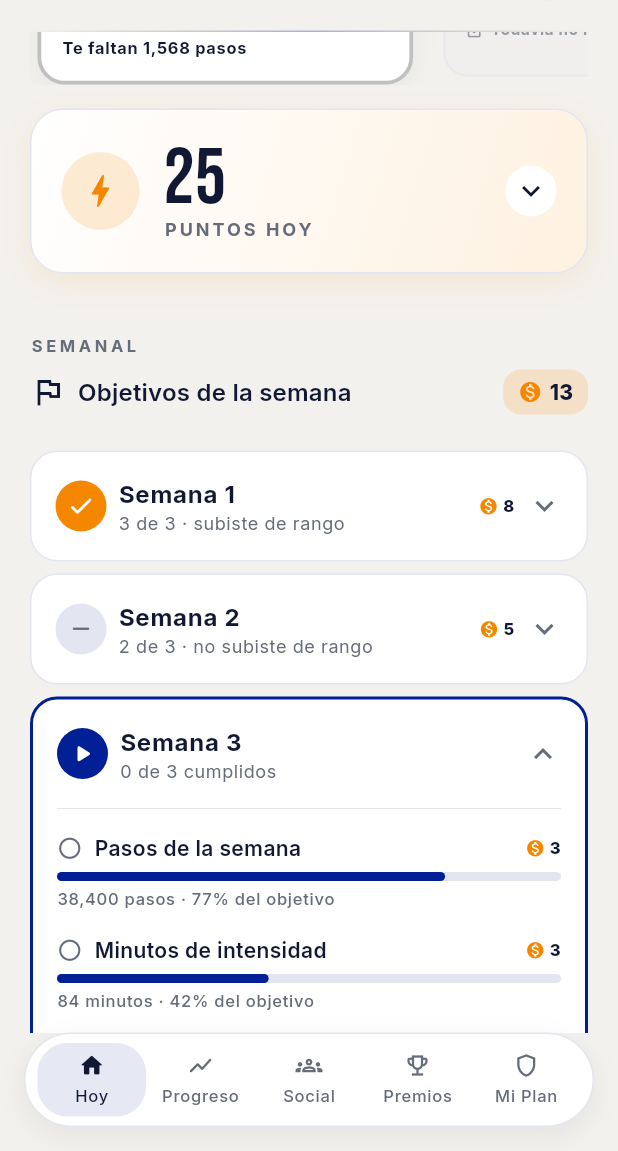
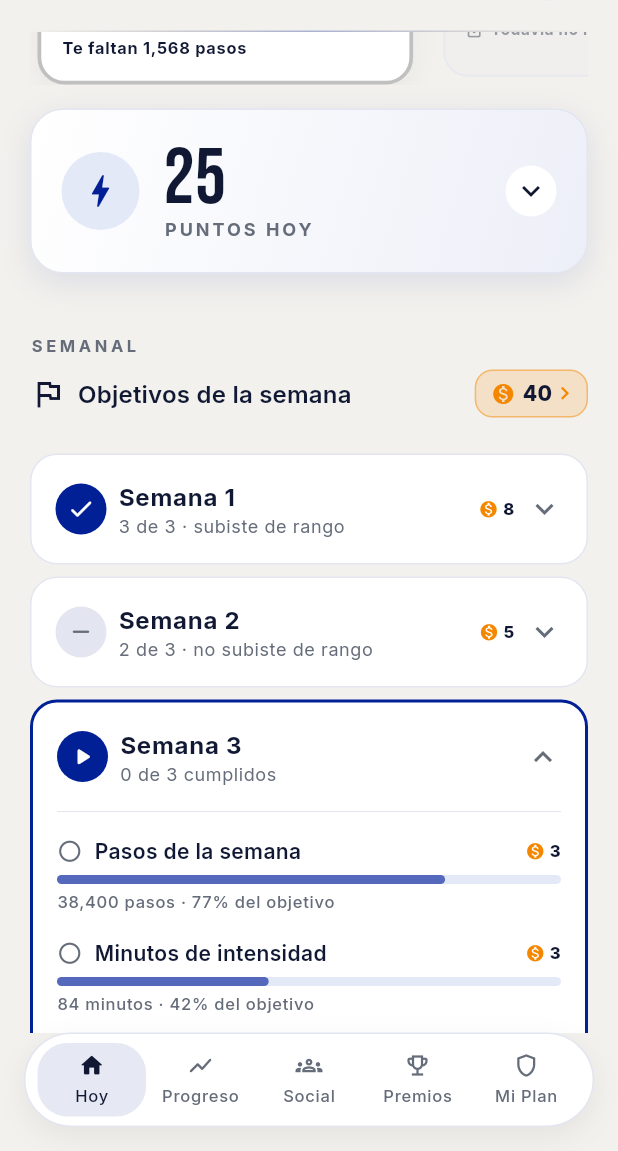
Before and after one commit to avoleon15/mas-vida, a Flutter app: the screen it shows after launch, scrolled down 576 dp, on a phone screen of 412 x 824 dp, the part 85-1236 px from its top. Run offline on Flutter 3.47's test engine with Material 3 defaults, Android fonts, the phone set to English and light mode, and no system bars; drawn by our look-alikes of getwidget; our stand-ins replace fl_chart, google_fonts, share_plus, shared_preferences; missing offline and left inert: shadcn_ui.

Commit message:
Pasar toda la app a la escala de azules y dejar el naranja solo para detalles
Habia una mezcla: Home arriba en naranja y abajo en azul, y la seleccion
marcada de un color distinto en cada pantalla.

Agregue cinco tonos del mismo azul #012096 en theme.dart. Lo que cambia
entre uno y otro es la luminosidad, nunca el matiz, y cuanto mas grande la
superficie mas palido el tono.

Pasaron a azul el saludo, los puntos de hoy, las etapas, los objetivos, las
barras, la racha, la liga, el duelo, el filtro de Premios y el fondo del
demo.

El naranja queda en cuatro cosas: las monedas, la llama de la racha, las
alertas reales y el check de etapa completada.

Botones nuevos con relieve, con las tres capas y los tiempos del CSS que
me pasaron. Y en Home el saludo va en cursiva con el nombre derecho y mas
pesado.

```diff
--- a/DEMO/vida_demo/lib/demo_anillo.dart
+++ b/DEMO/vida_demo/lib/demo_anillo.dart
@@ -39,7 +39,7 @@ class DemoAnilloApp extends StatelessWidget {
   Widget build(BuildContext context) {
     return MaterialApp(
       debugShowCheckedModeBanner: false,
-      theme: AppTheme.darkTheme,
+      theme: AppTheme.temaClaro,
       home: Scaffold(
         backgroundColor: AppColors.background,
         body: SafeArea(
--- a/DEMO/vida_demo/lib/main.dart
+++ b/DEMO/vida_demo/lib/main.dart
@@ -5,6 +5,7 @@ import 'screens/canje_exitoso_screen.dart';
 import 'screens/home_screen.dart';
 import 'screens/mi_plan_screen.dart';
 import 'screens/premio_detalle_screen.dart';
+import 'screens/perfil_screen.dart';
 import 'screens/premios_screen.dart';
 import 'screens/progress_screen.dart';
 import 'screens/records_screen.dart';
@@ -33,7 +34,7 @@ class MyApp extends StatelessWidget {
     return MaterialApp(
       title: '+Vida',
       debugShowCheckedModeBanner: false,
-      theme: AppTheme.darkTheme,
+      theme: AppTheme.temaClaro,
       initialRoute: '/home',
       // Rutas nombradas: BottomNavBar navega por nombre de ruta.
       // '/premio-detalle' y '/canje-exitoso' reciben los datos del
@@ -43,6 +44,7 @@ class MyApp extends StatelessWidget {
         '/home': (context) => const HomeScreen(),
         '/progress': (context) => const ProgressScreen(),
         '/records': (context) => const RecordsScreen(),
+        '/perfil': (context) => const PerfilScreen(),
         '/social': (context) => const SocialScreen(),
         '/premios': (context) => const PremiosScreen(),
         '/mi-plan': (context) => const MiPlanScreen(),
--- a/DEMO/vida_demo/lib/screens/home_screen.dart
+++ b/DEMO/vida_demo/lib/screens/home_screen.dart
@@ -10,6 +10,8 @@ import '../widgets/boton_principal.dart';
 import '../widgets/bottom_nav_bar.dart';
 import '../widgets/desglose_puntos_hoy.dart';
 import '../widgets/escalera_cashback.dart';
+import '../widgets/chip_monedas.dart';
+import '../widgets/hoja_monedas.dart';
 import '../widgets/panel_objetivo_semana.dart';
 import '../widgets/progress_ring.dart';
 import '../widgets/semanas_objetivos.dart';
@@ -216,22 +218,29 @@ class HomeScreen extends StatelessWidget {
     return Text.rich(
       TextSpan(
         children: [
-          // El saludo es el envoltorio: peso liviano y gris secundario.
+          // El saludo es el envoltorio: cursiva, peso liviano y gris. La
+          // cursiva le da tono de dedicatoria escrita a mano y separa el
+          // envoltorio del nombre sin usar tamaño.
           TextSpan(
             text: '${_saludoSegunHora()}, ',
             style: base?.copyWith(
               color: AppColors.textSecondary,
               fontWeight: FontWeight.w400,
+              fontStyle: FontStyle.italic,
               letterSpacing: AppTheme.trackingPara(24),
             ),
           ),
-          // El nombre es lo que hace que se sienta personalizado.
+          // El nombre es lo que hace que se sienta personalizado: va
+          // derecho, más oscuro y más pesado. Derecho contra cursiva ya
+          // es un contraste fuerte, así que no necesita ser más grande.
           TextSpan(
             text: nombreUsuario,
             style: base?.copyWith(
               color: AppColors.textPrimary,
-              fontWeight: FontWeight.w700,
-              letterSpacing: AppTheme.trackingPara(24),
+              fontWeight: FontWeight.w800,
+              // Un pelo más de aire entre letras: el nombre propio tiene
+              // que poder leerse letra por letra sin dudar.
+              letterSpacing: AppTheme.trackingPara(24) + 0.3,
               shadows: sombra,
             ),
           ),
@@ -468,7 +477,10 @@ class HomeScreen extends StatelessWidget {
           // El saldo de MONEDAS vive acá arriba, no en una tarjeta aparte
           // al final: es el marcador de toda la sección y sube cada vez
           // que se completa un objetivo.
-          accion: _SaldoMonedasChip(monedas: semana.monedasGanadas),
+          // El SALDO, no lo ganado este mes: es el mismo número que se ve
+          // en Premios. Para el usuario es una sola billetera, y ver 40
+          // en una pantalla y 3 en otra se lee como un error de la app.
+          accion: _SaldoMonedasChip(monedas: saldoMonedas),
         ),
         const SizedBox(height: AppSpacing.grupo),
         SemanasObjetivos(semanas: semana.semanas),
@@ -974,28 +986,50 @@ class _PresionableState extends State<_Presionable> {
 }
 
 /// MONEDAS ganadas con los objetivos, en la esquina superior derecha de
-/// la sección.
+/// la sección. Se toca para ver de dónde salieron.
 ///
-/// Es el marcador de la sección: es la SUMA de lo que dieron las semanas
-/// que se ven abajo, y sube cada vez que se completa un objetivo. No es
-/// el saldo de la billetera —ese incluye meses anteriores y descuenta lo
-/// gastado en Premios—, porque acá tiene que cuadrar con lo que el
-/// usuario puede sumar a ojo en las tarjetas.
+/// Es la SUMA de lo que dieron las semanas que se ven abajo, y sube cada
+/// vez que se completa un objetivo. No es el saldo de la billetera —ese
+/// incluye meses anteriores y descuenta lo gastado en Premios—, porque
+/// acá tiene que cuadrar con lo que el usuario puede sumar a ojo.
 ///
 /// Son MONEDAS: se gastan en Premios y caducan a los 6 meses. Nunca
 /// puntos.
-class _SaldoMonedasChip extends StatelessWidget {
+class _SaldoMonedasChip extends StatefulWidget {
   const _SaldoMonedasChip({required this.monedas});
 
   final int monedas;
 
   @override
+  State<_SaldoMonedasChip> createState() => _SaldoMonedasChipState();
+}
+
+class _SaldoMonedasChipState extends State<_SaldoMonedasChip> {
+  bool _presionado = false;
+
+  @override
   Widget build(BuildContext context) {
-    return Container(
-      padding: const EdgeInsets.symmetric(horizontal: 10, vertical: 5),
+    return GestureDetector(
+      behavior: HitTestBehavior.opaque,
+      // El hundido responde en el press, no al soltar.
+      onTapDown: (_) => setState(() => _presionado = true),
+      onTapUp: (_) => setState(() => _presionado = false),
+      onTapCancel: () => setState(() => _presionado = false),
+      onTap: () => mostrarHojaMonedas(context),
+      child: AnimatedScale(
+        scale: _presionado ? 0.94 : 1,
+        duration: const Duration(milliseconds: 100),
+        curve: Curves.easeOut,
+        child: Container(
+          padding: const EdgeInsets.fromLTRB(10, 5, 6, 5),
           decoration: BoxDecoration(
             color: AppColors.accentSecondary.withValues(alpha: 0.16),
             borderRadius: BorderRadius.circular(12),
+            // El borde y el chevron son lo que dice que esto se toca. Sin
+            // ellos parecía una etiqueta más y nadie lo intentaba.
+            border: Border.all(
+              color: AppColors.accentSecondary.withValues(alpha: 0.45),
+            ),
           ),
           child: Row(
             mainAxisSize: MainAxisSize.min,
@@ -1007,13 +1041,20 @@ class _SaldoMonedasChip extends StatelessWidget {
               ),
               const SizedBox(width: 5),
               Text(
-            '$monedas',
+                '${widget.monedas}',
                 style: Theme.of(context).textTheme.titleSmall?.copyWith(
                   color: AppColors.textPrimary,
                   fontWeight: FontWeight.w800,
                 ),
               ),
+              const Icon(
+                Icons.chevron_right,
+                size: 17,
+                color: AppColors.accentSecondary,
+              ),
             ],
+          ),
+        ),
       ),
     );
   }
--- a/DEMO/vida_demo/lib/theme.dart
+++ b/DEMO/vida_demo/lib/theme.dart
@@ -33,6 +33,36 @@ class AppColors {
 
   /// Azul de marca. Acciones y elementos medianos.
   static const Color accent = Color(0xFF012096);
+
+  // ============================================================
+  // LA ESCALA DE AZULES.
+  //
+  // Toda la app se pinta con estos cinco tonos del MISMO azul de marca.
+  // Lo que cambia entre uno y otro es la luminosidad, nunca el matiz: así
+  // se leen como una sola familia y no como cinco colores distintos.
+  //
+  // Cuanto más grande la superficie, más pálido el tono. El azul entero
+  // (`accent`) es solo para lo chico y decidido: un botón, un número, un
+  // ícono.
+  //
+  //   azulNiebla  -> fondos de tarjeta enteros
+  //   azulBruma   -> tintes y rellenos de estado
+  //   azulSuave   -> bordes, separadores con color
+  //   azulMedio   -> texto secundario con color, íconos de apoyo
+  //   accent      -> botones, números grandes, lo que decide
+  // ============================================================
+
+  /// Casi blanco con azul adentro. Para el fondo de una tarjeta entera.
+  static const Color azulNiebla = Color(0xFFF2F4FB);
+
+  /// Un paso más presente. Relleno de un estado activo o seleccionado.
+  static const Color azulBruma = Color(0xFFE4E9F8);
+
+  /// Bordes y separadores que necesitan color en vez de gris.
+  static const Color azulSuave = Color(0xFFB9C4E8);
+
+  /// Íconos y texto de apoyo que tienen que leerse sin gritar.
+  static const Color azulMedio = Color(0xFF5468BC);
 
   /// Naranja de marca. Detalles chicos: estados de éxito, checks,
   /// marcadores, chips. Antes acá vivía el verde de salud.
@@ -154,7 +184,7 @@ class AppColors {
   // Tarjeta con borde animado del saludo de Home. Existe para que la
   // pantalla no se sienta tan blanca.
   //
-  // Los dos salen del accent #4A90D9, así que combinan con los azules del
+  // Los dos salen del accent #012096, así que combinan con los azules del
   // resto de la app. OJO: los dos son OPACOS a propósito. Un fondo con
   // alpha deja pasar lo que hay detrás y la tarjeta se ensucia.
   //
@@ -268,7 +298,7 @@ class AppTheme {
     height: 1,
   );
 
-  static ThemeData get darkTheme {
+  static ThemeData get temaClaro {
     return ThemeData(
       brightness: Brightness.light,
       scaffoldBackgroundColor: AppColors.fondoDePantalla,
--- a/DEMO/vida_demo/lib/widgets/desglose_puntos_hoy.dart
+++ b/DEMO/vida_demo/lib/widgets/desglose_puntos_hoy.dart
@@ -48,16 +48,16 @@ class _DesglosePuntosHoyState extends State<DesglosePuntosHoy> {
           end: Alignment.bottomRight,
           colors: [
             AppColors.card,
-            Color.lerp(AppColors.accentSecondary, AppColors.card, 0.88)!,
+            Color.lerp(AppColors.accent, AppColors.card, 0.93)!,
           ],
         ),
         borderRadius: BorderRadius.circular(22),
         border: Border.all(color: AppColors.cardBorder),
         boxShadow: [
-          // Sombra suave anaranjada, nunca un glow: sobre fondo claro un
+          // Sombra suave azulada, nunca un glow: sobre fondo claro un
           // brillo saturado se ve mal (ver CLAUDE.md).
           BoxShadow(
-            color: AppColors.accentSecondary.withValues(alpha: 0.10),
+            color: AppColors.accent.withValues(alpha: 0.10),
             blurRadius: 18,
             offset: const Offset(0, 6),
           ),
@@ -131,12 +131,12 @@ class _CabeceraPresionableState extends State<_CabeceraPresionable> {
                 width: 52,
                 height: 52,
                 decoration: BoxDecoration(
-                  color: AppColors.accentSecondary.withValues(alpha: 0.16),
+                  color: AppColors.azulBruma,
                   shape: BoxShape.circle,
                 ),
                 child: const Icon(
                   Icons.bolt,
-                  color: AppColors.accentSecondary,
+                  color: AppColors.accent,
                   size: 28,
                 ),
               ),
@@ -287,14 +287,14 @@ class _Fila extends StatelessWidget {
           height: 38,
           decoration: BoxDecoration(
             color: activa
-                ? AppColors.accentSecondary.withValues(alpha: 0.14)
+                ? AppColors.azulBruma
                 : AppColors.cardBorder.withValues(alpha: 0.6),
             borderRadius: BorderRadius.circular(12),
           ),
           child: Icon(
             icono,
             size: 20,
-            color: activa ? AppColors.accentSecondary : AppColors.textSecondary,
+            color: activa ? AppColors.accent : AppColors.textSecondary,
           ),
         ),
         const SizedBox(width: AppSpacing.entre),
@@ -321,7 +321,7 @@ class _Fila extends StatelessWidget {
         Text(
           '+$puntos',
           style: Theme.of(context).textTheme.titleMedium?.copyWith(
-            color: activa ? AppColors.accentSecondary : AppColors.textSecondary,
+            color: activa ? AppColors.accent : AppColors.textSecondary,
             fontWeight: FontWeight.w700,
           ),
         ),
--- a/DEMO/vida_demo/lib/widgets/fondo_estudio.dart
+++ b/DEMO/vida_demo/lib/widgets/fondo_estudio.dart
@@ -47,14 +47,14 @@ class _PintorFondo extends CustomPainter {
     final centro = Offset(size.width / 2, size.height / 2);
     final rect = Offset.zero & size;
 
-    // 1) Halo verde detrás del celular: da la sensación de que el
+    // 1) Halo azul detrás del celular: da la sensación de que el
     // dispositivo está iluminado y lo despega del fondo.
     final radioHalo = size.shortestSide * 0.78;
     final halo = Paint()
       ..shader = RadialGradient(
         colors: [
-          AppColors.accentSecondary.withValues(alpha: 0.13),
-          AppColors.accentSecondary.withValues(alpha: 0.04),
+          AppColors.accent.withValues(alpha: 0.10),
+          AppColors.accent.withValues(alpha: 0.03),
           Colors.transparent,
         ],
         stops: const [0.0, 0.45, 1.0],
--- a/DEMO/vida_demo/lib/widgets/panel_objetivo_semana.dart
+++ b/DEMO/vida_demo/lib/widgets/panel_objetivo_semana.dart
@@ -92,8 +92,8 @@ class PanelObjetivoSemana extends StatelessWidget {
                   margin: const EdgeInsets.symmetric(horizontal: 3),
                   decoration: BoxDecoration(
                     color: semana.completado
-                        ? AppColors.accentSecondary
-                        : AppColors.cardBorder,
+                        ? AppColors.accent
+                        : AppColors.azulBruma,
                     borderRadius: BorderRadius.circular(4),
                   ),
                 ),
--- a/DEMO/vida_demo/lib/widgets/semanas_objetivos.dart
+++ b/DEMO/vida_demo/lib/widgets/semanas_objetivos.dart
@@ -187,7 +187,7 @@ class _Insignia extends StatelessWidget {
   Widget build(BuildContext context) {
     final (fondo, icono, colorIcono) = switch (semana.estado) {
       EstadoSemana.cerrada when semana.subioDeRango => (
-        AppColors.accentSecondary,
+        AppColors.accent,
         Icons.check_rounded,
         Colors.white,
       ),
@@ -316,9 +316,7 @@ class _FilaObjetivo extends StatelessWidget {
                   ? Icons.check_circle_rounded
                   : Icons.radio_button_unchecked_rounded,
               size: 17,
-              color: hecho
-                  ? AppColors.accentSecondary
-                  : AppColors.textSecondary,
+              color: hecho ? AppColors.accent : AppColors.textSecondary,
             ),
             const SizedBox(width: 8),
             Expanded(
@@ -346,10 +344,10 @@ class _FilaObjetivo extends StatelessWidget {
           margin: EdgeInsets.zero,
           animation: true,
           animationDuration: 500,
-          backgroundColor: AppColors.cardBorder,
-          progressBarColor: hecho
-              ? AppColors.accentSecondary
-              : AppColors.accent,
+          backgroundColor: AppColors.azulBruma,
+          // Cumplido va en azul entero; en curso, en azul medio. La
+          // diferencia la hace la luminosidad, no un color distinto.
+          progressBarColor: hecho ? AppColors.accent : AppColors.azulMedio,
         ),
         const SizedBox(height: 4),
         Text(
--- a/DEMO/vida_demo/lib/widgets/stepper_etapas.dart
+++ b/DEMO/vida_demo/lib/widgets/stepper_etapas.dart
@@ -176,10 +176,12 @@ class _TarjetaEtapa extends StatelessWidget {
     return ((pasos - desde) / largo).clamp(0.0, 1.0);
   }
 
-  /// Color que manda en la tarjeta. La etapa completada va en el NARANJA
-  /// de marca, y la etapa en curso en el metal de su aro, para que se lea
+  /// Color que manda en la tarjeta. La etapa completada va en el AZUL de
+  /// marca, y la etapa en curso en el metal de su aro, para que se lea
   /// junto con el anillo.
-  Color get _acento => alcanzada ? AppColors.accentSecondary : color;
+  ///
+  /// Lo único naranja que queda es el check: el naranja marca, no viste.
+  Color get _acento => alcanzada ? AppColors.accent : color;
 
   @override
   Widget build(BuildContext context) {
@@ -189,7 +191,7 @@ class _TarjetaEtapa extends StatelessWidget {
     final fondo = alcanzada
         // Tinte de fondo, no relleno pleno: a esta escala el relleno
         // pleno tapaba el texto de puntos.
-        ? AppColors.accentSecondary.withValues(alpha: 0.12)
+        ? AppColors.azulBruma
         : activa
         ? AppColors.card
         : AppColors.cardBorder.withValues(alpha: 0.3);
@@ -201,7 +203,7 @@ class _TarjetaEtapa extends StatelessWidget {
         borderRadius: BorderRadius.circular(18),
         border: Border.all(
           color: alcanzada
-              ? AppColors.accentSecondary.withValues(alpha: 0.55)
+              ? AppColors.azulSuave
               : activa
               ? color
               : AppColors.cardBorder,
@@ -310,7 +312,7 @@ class _TarjetaEtapa extends StatelessWidget {
                           // en la primera etapa y ahí la barra no se leía
                           // como progreso.
                           valueColor: const AlwaysStoppedAnimation(
-                            AppColors.accentSecondary,
+                            AppColors.accent,
                           ),
                         ),
                       ),
@@ -332,6 +334,8 @@ class _TarjetaEtapa extends StatelessWidget {
                             ? Icons.check_circle_rounded
                             : Icons.lock_outline_rounded,
                         size: 14,
+                        // El check sí va naranja: es el detalle chico
+                        // que tiene que saltar sobre el azul.
                         color: alcanzada
                             ? AppColors.accentSecondary
                             : AppColors.textSecondary,
@@ -345,7 +349,7 @@ class _TarjetaEtapa extends StatelessWidget {
                           style: Theme.of(context).textTheme.labelSmall
                               ?.copyWith(
                                 color: alcanzada
-                                    ? AppColors.accentSecondary
+                                    ? AppColors.accent
                                     : AppColors.textSecondary,
                                 fontWeight: FontWeight.w700,
                               ),
--- a/DEMO/vida_demo/lib/widgets/tarjeta_puntos.dart
+++ b/DEMO/vida_demo/lib/widgets/tarjeta_puntos.dart
@@ -806,9 +806,11 @@ class GraficaBarrasPuntos extends StatelessWidget {
                           borderRadius: const BorderRadius.vertical(
                             top: Radius.circular(4),
                           ),
+                          // La barra del período en curso, en azul de
+                          // marca; las de contexto, en azul lavado.
                           color: i == actual
-                              ? AppColors.accentSecondary
-                              : AppColors.cardBorder,
+                              ? AppColors.accent
+                              : AppColors.azulBruma,
                         ),
                       ],
                       // El número de puntos arriba de cada barra, en color de
```
Also changed, not shown: DEMO/vida_demo/lib/widgets/boton_relieve.dart (added, +193 -0 lines), DEMO/vida_demo/lib/widgets/tarjeta_borde_animado.dart (+9 -3 lines). Lines whose indentation alone changed are shown as unchanged.
